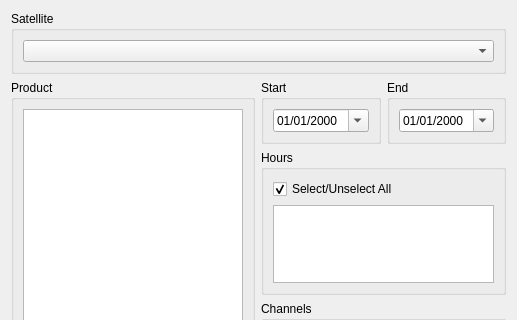
Qt form ui/downloader.ui (uba/goes-downloader) before a commit; both pictures show x 0 to 517 and y 0 to 320 of the 517 by 554 pixel window.
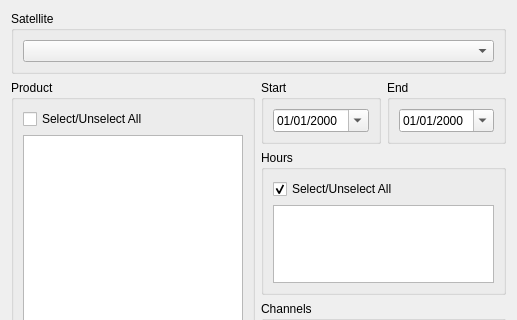
The same form after that commit.

Commit message: Going with goes-downloader interface

```diff
--- a/ui/downloader.ui
+++ b/ui/downloader.ui
@@ -13,9 +13,9 @@
   <property name="windowTitle">
    <string>GOES - Downloader</string>
   </property>
-  <layout class="QGridLayout" name="gridLayout_17">
+  <layout class="QGridLayout" name="gridLayout_18">
    <item row="0" column="0">
-    <layout class="QGridLayout" name="gridLayout_16">
+    <layout class="QGridLayout" name="gridLayout_17">
      <item row="0" column="0">
       <widget class="QGroupBox" name="satelliteGroupBox">
        <property name="title">
@@ -29,15 +29,29 @@
       </widget>
      </item>
      <item row="1" column="0">
-      <layout class="QGridLayout" name="gridLayout_15">
+      <layout class="QGridLayout" name="gridLayout_16">
        <item row="0" column="0">
         <widget class="QGroupBox" name="productGroupBox">
          <property name="title">
           <string>Product</string>
          </property>
-         <layout class="QGridLayout" name="gridLayout">
+         <layout class="QGridLayout" name="gridLayout_15">
           <item row="0" column="0">
-           <widget class="QListWidget" name="productListWidget"/>
+           <layout class="QGridLayout" name="gridLayout">
+            <item row="0" column="0">
+             <widget class="QCheckBox" name="productsCheckBox">
+              <property name="text">
+               <string>Select/Unselect All</string>
+              </property>
+              <property name="checked">
+               <bool>false</bool>
+              </property>
+             </widget>
+            </item>
+            <item row="1" column="0">
+             <widget class="QListWidget" name="productListWidget"/>
+            </item>
+           </layout>
           </item>
          </layout>
         </widget>
```
The commit also changes 4 other files.
